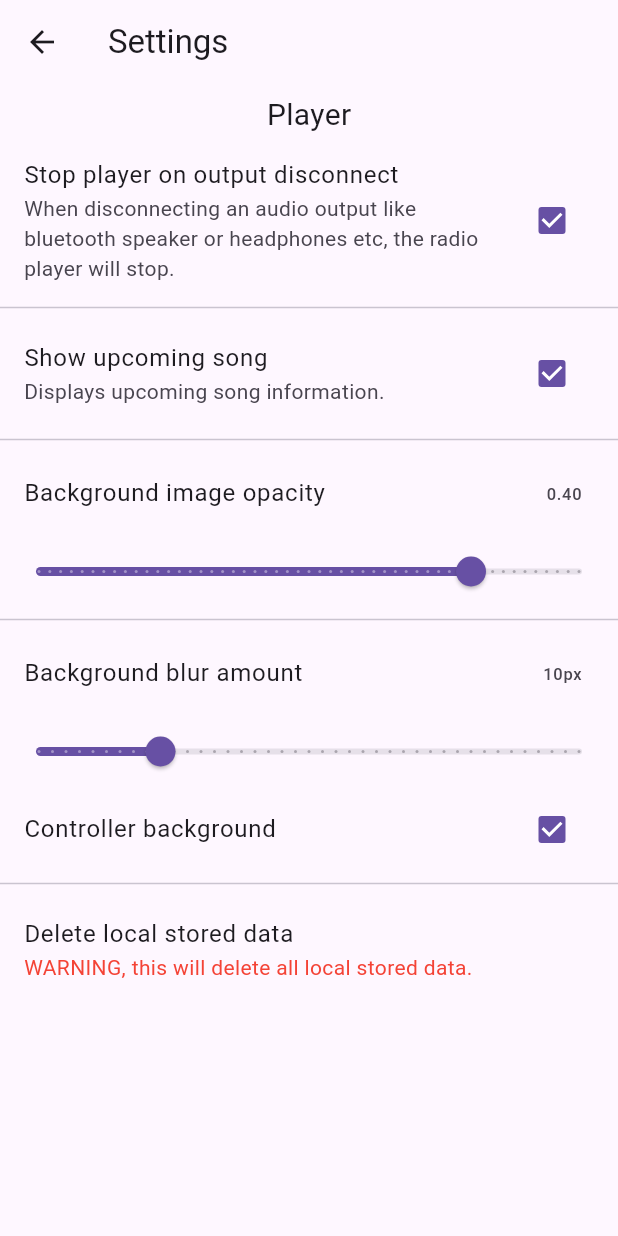
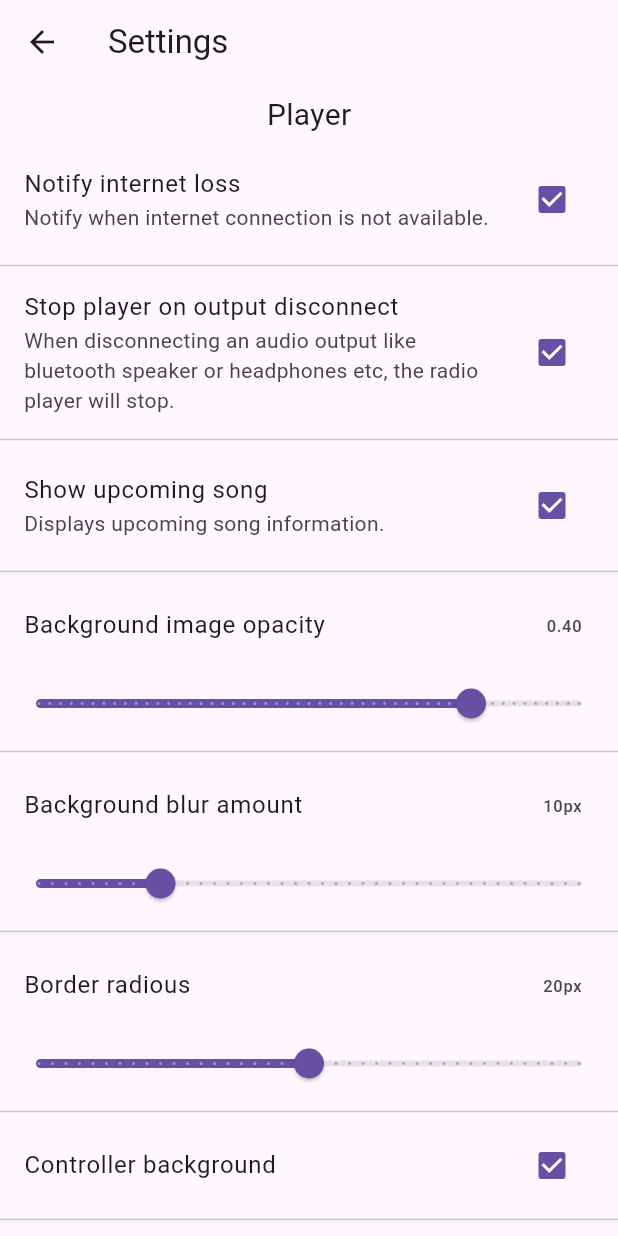
Before and after one commit to KRSLS/kradio, a Flutter app: the Settings screen opened directly, on a phone screen of 412 x 824 dp. Run offline on Flutter 3.47's test engine with Material 3 defaults, Android fonts, the phone set to English and light mode, and no system bars; our stand-ins replace internet_connection_checker_plus, share_plus, shared_preferences; missing offline and left inert: headset_connection_event, radio_player; accounts and stored records are empty; network calls fail.

Commit message:
add new settings
New settings for border radius and notify on internet loss.

```diff
--- a/lib/globalSettings.dart
+++ b/lib/globalSettings.dart
@@ -10,8 +10,12 @@ class GlobalSettings {
   static double playerBGBlurMin = 1.0;
   static double playerBGBlurMax = 40.0;
   static double playerBGBlur = 10.0;
+  static bool notifyInternetLoss = true;
   static bool showNextSong = true;
   static bool stopPlayerOnDeviceDisconnect = true;
+  static double borderRadiusMin = 0.0;
+  static double borderRadiusMax = 40.0;
+  static double borderRadius = 20.0;
 
   static void loadSettings() async {
     SharedPreferences prefs = await SharedPreferences.getInstance();
@@ -25,9 +29,11 @@ class GlobalSettings {
     playerBGBlurMin = await prefs.getDouble('playerBGBlurMin')!;
     playerBGBlurMax = await prefs.getDouble('playerBGBlurMax')!;
     playerBGBlur = await prefs.getDouble('playerBGBlur')!;
+    notifyInternetLoss = await prefs.getBool('notifyInternetLoss')!;
     showNextSong = await prefs.getBool('showNextSong')!;
     stopPlayerOnDeviceDisconnect =
         await prefs.getBool('stopPlayerOnDeviceDisconnect')!;
+    borderRadius = await prefs.getDouble('borderRadius')!;
 
     //get custom image url
     for (var i = 0; i < KStream.streams.length; i++) {
@@ -54,8 +60,10 @@ class GlobalSettings {
     prefs.setDouble('playerBGBlurMin', playerBGBlurMin);
     prefs.setDouble('playerBGBlurMax', playerBGBlurMax);
     prefs.setDouble('playerBGBlur', playerBGBlur);
+    prefs.setBool('notifyInternetLoss', notifyInternetLoss);
     prefs.setBool('showNextSong', showNextSong);
     prefs.setBool('stopPlayerOnDeviceDisconnect', stopPlayerOnDeviceDisconnect);
+    prefs.setDouble('borderRadius', borderRadius);
 
     //save custom image url
     for (var i = 0; i < KStream.streams.length; i++) {
--- a/lib/settings.dart
+++ b/lib/settings.dart
@@ -38,6 +38,18 @@ class _SettingsState extends State<Settings> {
                 ),
               ),
             ),
+            CheckboxListTile(
+                title: Text('Notify internet loss'),
+                subtitle: Text(
+                    'Notify when internet connection is not available.'),
+                value: GlobalSettings.notifyInternetLoss,
+                onChanged: (value) {
+                  setState(() {
+                    GlobalSettings.notifyInternetLoss = value!;
+                  });
+                  GlobalSettings.saveSettings();
+                }),
+            Divider(),
             CheckboxListTile(
                 title: Text('Stop player on output disconnect'),
                 subtitle: Text(
@@ -97,6 +109,26 @@ class _SettingsState extends State<Settings> {
                 GlobalSettings.saveSettings();
               },
             ),
+            Divider(),
+            ListTile(
+              title: Text('Border radious'),
+              trailing:
+                  Text(GlobalSettings.borderRadius.toInt().toString() + 'px'),
+            ),
+            Slider(
+              min: GlobalSettings.borderRadiusMin,
+              max: GlobalSettings.borderRadiusMax,
+              value: GlobalSettings.borderRadius,
+              divisions: GlobalSettings.borderRadiusMax.toInt(),
+              label: GlobalSettings.borderRadius.round().toString() + 'px',
+              onChanged: (value) {
+                setState(() {
+                  GlobalSettings.borderRadius = value;
+                });
+                GlobalSettings.saveSettings();
+              },
+            ),
+            Divider(),
             CheckboxListTile(
                 title: Text('Controller background'),
                 value: GlobalSettings.playerButtonsBG,
```
Also changed, not shown: lib/home.dart (+16 -5 lines).
